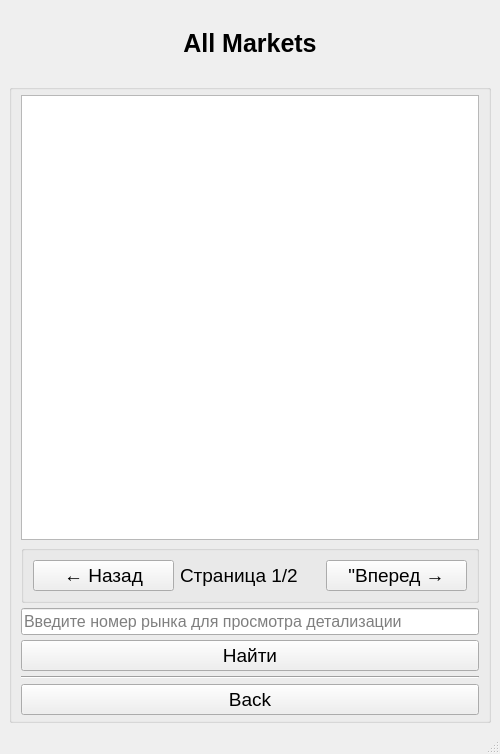
First picture: the form in advanced/practice_7_GUI/resources/ui/search_all_market.ui, repository novobranchenko-danil/124-19, before the edit.
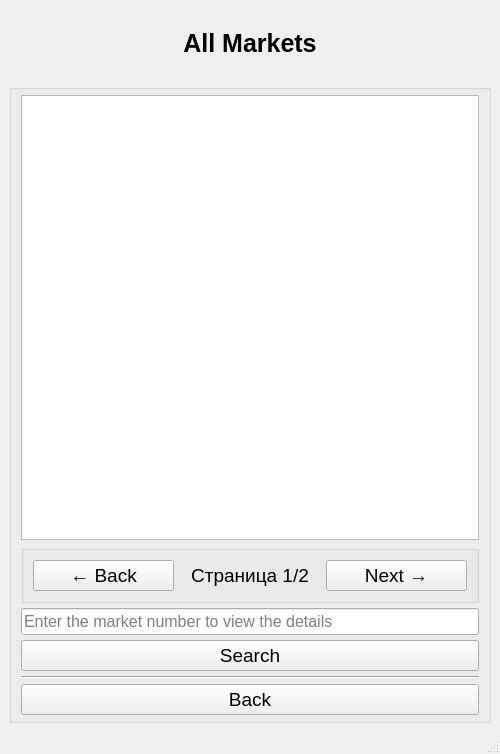
Second picture: the form after the edit.

Patch:
```diff
--- a/advanced/practice_7_GUI/resources/ui/search_all_market.ui
+++ b/advanced/practice_7_GUI/resources/ui/search_all_market.ui
@@ -113,7 +113,7 @@
           <item>
            <widget class="QPushButton" name="back_page_button">
             <property name="text">
-             <string>← Назад</string>
+             <string>← Back</string>
             </property>
            </widget>
           </item>
@@ -122,12 +122,15 @@
             <property name="text">
              <string>Страница 1/2</string>
             </property>
+            <property name="alignment">
+             <set>Qt::AlignmentFlag::AlignCenter</set>
+            </property>
            </widget>
           </item>
           <item>
            <widget class="QPushButton" name="next_page_button">
             <property name="text">
-             <string>&quot;Вперед →</string>
+             <string>Next →</string>
             </property>
            </widget>
           </item>
@@ -148,14 +151,14 @@
           <string/>
          </property>
          <property name="placeholderText">
-          <string>Введите номер рынка для просмотра детализации</string>
+          <string>Enter the market number to view the details</string>
          </property>
         </widget>
        </item>
        <item>
         <widget class="QPushButton" name="search_button">
          <property name="text">
-          <string>Найти</string>
+          <string>Search</string>
          </property>
         </widget>
        </item>
```
